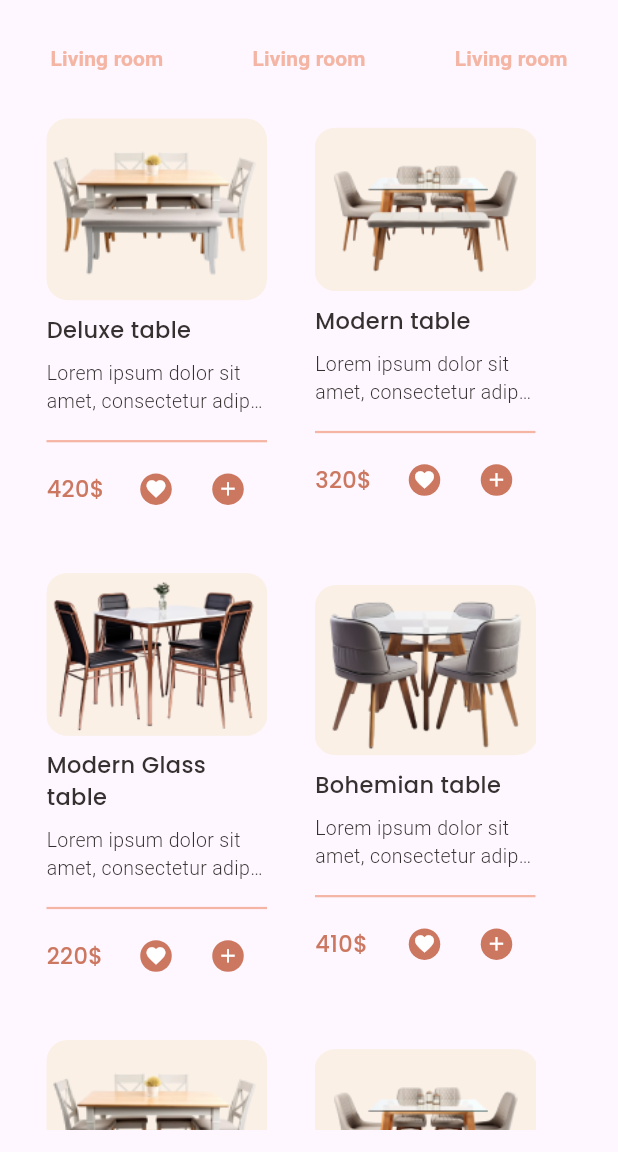
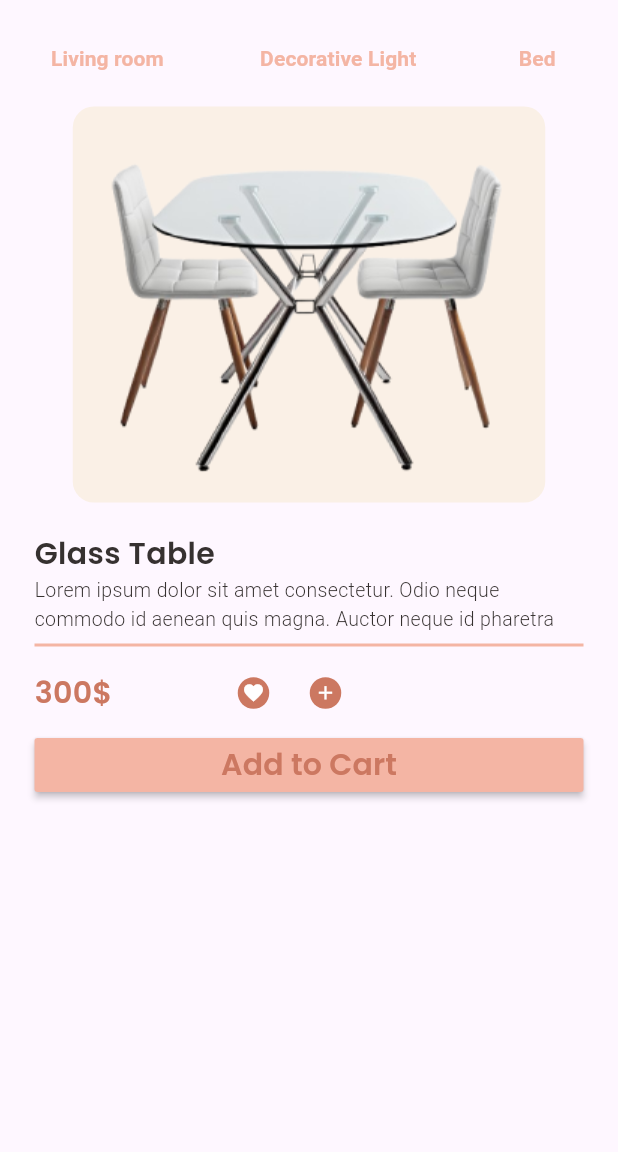
Before and after one commit to MayaGhajghouj/Market, a Flutter app: the screen it shows after launch, on a phone screen of 412 x 824 dp, the part 84-1236 px from its top. Run offline on Flutter 3.47's test engine with Material 3 defaults, Android fonts, the phone set to English and light mode, and no system bars; Roboto replaces fonts that are missing (League Spartan).

Commit message:
building the first page is done

```diff
--- a/lib/main.dart
+++ b/lib/main.dart
@@ -1,4 +1,5 @@
 import 'package:flutter/material.dart';
+import 'package:mmarket_interfaces/pages/product_description.dart';
 
 import 'pages/home_page.dart';
 
@@ -18,7 +19,10 @@ class MyApp extends StatelessWidget {
         colorScheme: ColorScheme.fromSeed(seedColor: Colors.deepPurple),
         useMaterial3: true,
       ),
-      home:  HomePage(),
+      // routes: {
+      //   '/ProductDescription': (context)=>ProductDescription(),
+      // },
+      home:  ProductDescription(),
     );
   }
 }
--- a/lib/pages/home_page.dart
+++ b/lib/pages/home_page.dart
@@ -12,7 +12,7 @@ class HomePage extends StatelessWidget {
     return Scaffold(
       appBar: AppBar(
         centerTitle: true,
-        title: Text(
+        title: const Text(
           'Dining Table',
           style: TextStyle(
             fontFamily: 'Poppins',
@@ -25,13 +25,13 @@ class HomePage extends StatelessWidget {
           Padding(
             padding: const EdgeInsets.all(8.0),
             child: Container(
-              decoration: BoxDecoration(
+              decoration: const BoxDecoration(
                 color: salmon,
                 borderRadius: BorderRadius.all(
                   Radius.circular(20.0),),
               ),
 
-                child: Icon(
+                child: const Icon(
                     Icons.search,
                   size: 35,
 
@@ -66,12 +66,12 @@ class HomePage extends StatelessWidget {
                       textAlign: TextAlign.center,
                     ),
                 ),
-                SizedBox(width: 9,),
+                const SizedBox(width: 9,),
                 TextButton(
                   onPressed: (){
 
                   },
-                  child: const Text('Living room',
+                  child:  const Text(' Decorative Light',
                     style: TextStyle(
                       color: salmon,
                       fontFamily: 'League Spartan',
@@ -80,12 +80,12 @@ class HomePage extends StatelessWidget {
                     textAlign: TextAlign.center,
                   ),
                 ),
-                SizedBox(width: 9,),
+                const SizedBox(width: 9,),
                 TextButton(
                   onPressed: (){
 
                   },
-                  child: const Text('Living room',
+                  child:  const Text('Bed',
                     style: TextStyle(
                       color: salmon,
                       fontFamily: 'League Spartan',
@@ -97,7 +97,7 @@ class HomePage extends StatelessWidget {
               ],
               ),
               Row(
-           children: [
+             children: [
              ProductItem(
                PicPath:'assets/images/Topleft.png',
                Title: 'Deluxe table',
--- a/lib/pages/product_description.dart
+++ b/lib/pages/product_description.dart
@@ -0,0 +1,223 @@
+import 'package:flutter/material.dart';
+
+import '../constants/colors.dart';
+
+class ProductDescription  extends StatelessWidget {
+
+
+  @override
+  Widget build(BuildContext context) {
+    return Scaffold(
+      appBar: AppBar(
+        centerTitle: true,
+        title: const Text(
+          'Dining Table',
+          style: TextStyle(
+            fontFamily: 'Poppins',
+            color: salmon,
+            fontWeight: FontWeight.bold,
+
+          ),
+        ),
+        actions: [
+          Padding(
+            padding: const EdgeInsets.all(8.0),
+            child: Container(
+                decoration: const BoxDecoration(
+                  color: salmon,
+                  borderRadius: BorderRadius.all(
+                    Radius.circular(20.0),),
+                ),
+
+                child: const Icon(
+                  Icons.search,
+                  size: 35,
+
+                )),
+          ),
+        ],
+        backgroundColor: Beige,
+      ),
+      body: Padding(
+        padding: const EdgeInsets.all(15.0),
+        child: Column(
+
+          children: [
+            Row(
+              mainAxisAlignment: MainAxisAlignment.spaceAround,
+              // font-family: League Spartan;
+              //     font-size: 16.24px;
+              //     font-weight: 400;
+              // line-height: 14.94px;
+              //     text-align: center;
+              children: [
+                TextButton(
+                  onPressed: (){
+
+                  },
+                  child: const Text('Living room',
+                    style: TextStyle(
+                      color: salmon,
+                      fontFamily: 'League Spartan',
+                      fontWeight: FontWeight.bold,
+                    ),
+                    textAlign: TextAlign.center,
+                  ),
+                ),
+                const SizedBox(width: 9,),
+                TextButton(
+                  onPressed: (){
+
+                  },
+                  child:  const Text(' Decorative Light',
+                    style: TextStyle(
+                      color: salmon,
+                      fontFamily: 'League Spartan',
+                      fontWeight: FontWeight.bold,
+                    ),
+                    textAlign: TextAlign.center,
+                  ),
+                ),
+                const SizedBox(width: 9,),
+                TextButton(
+                  onPressed: (){
+
+                  },
+                  child:  const Text('Bed',
+                    style: TextStyle(
+                      color: salmon,
+                      fontFamily: 'League Spartan',
+                      fontWeight: FontWeight.bold,
+                    ),
+                    textAlign: TextAlign.center,
+                  ),
+                ),
+              ],
+            ),
+            Padding(
+              padding: const EdgeInsets.all(8.0),
+              child: Column(
+                children: [
+                  Container(
+                    height: 264,
+                    width:315 ,
+                    decoration: BoxDecoration(
+                      borderRadius: BorderRadius.all(Radius.circular(14.0)),
+                      color: Beige,
+                    ),
+                    child: Image(image: AssetImage('assets/images/openproduct.png'),
+
+                    ),
+                  ),
+                  SizedBox(height: 20,),
+                  Column(
+                    crossAxisAlignment: CrossAxisAlignment.start,
+                    children: [
+                      const Text('Glass Table',
+                        style:  TextStyle(
+                          fontFamily:'Poppins',
+                          fontSize: 20,
+                          fontWeight: FontWeight.w600,
+                          color: Black,
+                        ),
+                      ),
+                      const Text('Lorem ipsum dolor sit amet consectetur.'
+                          ' Odio neque commodo id aenean quis magna. '
+                          'Auctor neque id pharetra gravida. Libero'
+                          ' scelerisque ut mauris volutpat risus nec '
+                          'facilisi adipiscing. Augue mollis amet.',
+                        style: const TextStyle(
+                          fontFamily:'League Spartan',
+                          fontSize: 13,
+                          fontWeight: FontWeight.w300,
+                          color: Black,
+                        ),
+                        maxLines: 2,
+                      ),
+                      const Divider(
+                        color: salmon,
+                        thickness: 2,
+                      ),
+                      Container(
+                        child: Row(
+                          children: [
+                            Expanded(
+                              child: Text('300\$',
+                                style:  TextStyle(
+                                  fontFamily:'Poppins',
+                                  fontSize:20,
+                                  fontWeight: FontWeight.w600,
+                                  color: Terracotta,
+                                ),
+                              ),
+                            ),
+                            Expanded(
+                              flex: 2,
+                              child: Row(
+                                mainAxisAlignment: MainAxisAlignment.start,
+                                children: [
+                                  IconButton(onPressed: (){},
+                                    icon: Container(
+                                      decoration: const BoxDecoration(
+                                        shape: BoxShape.circle,
+                                        color: Terracotta,
+                                      ),
+                                      child: const Padding(
+                                        padding: EdgeInsets.all(3.0),
+                                        child: Icon(
+                                          Icons.favorite,
+                                          size: 15,
+                                          color: Colors.white,
+                                        ),
+                                      ),
+                                    ),
+                                  ),
+                                  IconButton(onPressed: (){},
+                                    icon: Container(
+                                      decoration: const BoxDecoration(
+                                        shape: BoxShape.circle,
+                                        color: Terracotta,
+                                      ),
+                                      child: const Padding(
+                                        padding: EdgeInsets.all(3.0),
+                                        child: Icon(
+                                          Icons.add,
+                                          size: 15,
+                                          color: Colors.white,
+                                        ),
+                                      ),
+                                    ),
+                                  ),
+                                ],
+                              ),
+                            ),
+
+                          ],
+                        ),
+
+
+                      ),
+                      MaterialButton(onPressed: (){},
+                        color: salmon,
+                          child: Center(
+                            child: Text('Add to Cart',
+                            style: TextStyle(
+                              color: Terracotta,
+                              fontWeight: FontWeight.w600,
+                              fontSize: 20,
+                              fontFamily: 'Poppins'
+                            ),
+                            ),
+                          ),
+                      ),
+                    ],
+                  ),
+
+                ],
+              ),
+            )],
+        ),
+      ),
+    );
+  }
+}
--- a/lib/widgets/product_item.dart
+++ b/lib/widgets/product_item.dart
@@ -12,10 +12,8 @@ required int Price,//price
 // onpress for add item to card
 })
 {
-  return Padding(
-    padding: const EdgeInsets.all(8.0),
-    child: Expanded(
-      child: Container( // the frame contain the product
+  return Expanded(
+    child: Container( // the big frame contain the product like image, and title, price
       padding: const EdgeInsets.all(8.0),
       width: 163,
       //  height: 219,
@@ -27,10 +25,8 @@ required int Price,//price
       ),
       child: Column(
         crossAxisAlignment: CrossAxisAlignment.start,
-          //  mainAxisSize: MainAxisSize.max,
         children: [
-            Container(
-              //margin: EdgeInsets.only(top: 24.5,left: 163,),
+          Container( // container for picture
             width: 163,
             decoration:   const BoxDecoration(
               color: Beige,
@@ -140,7 +136,6 @@ required int Price,//price
         ],
       ),
     ),
-    ),
   );
 
 }
```
Lines whose indentation alone changed are shown as unchanged.
